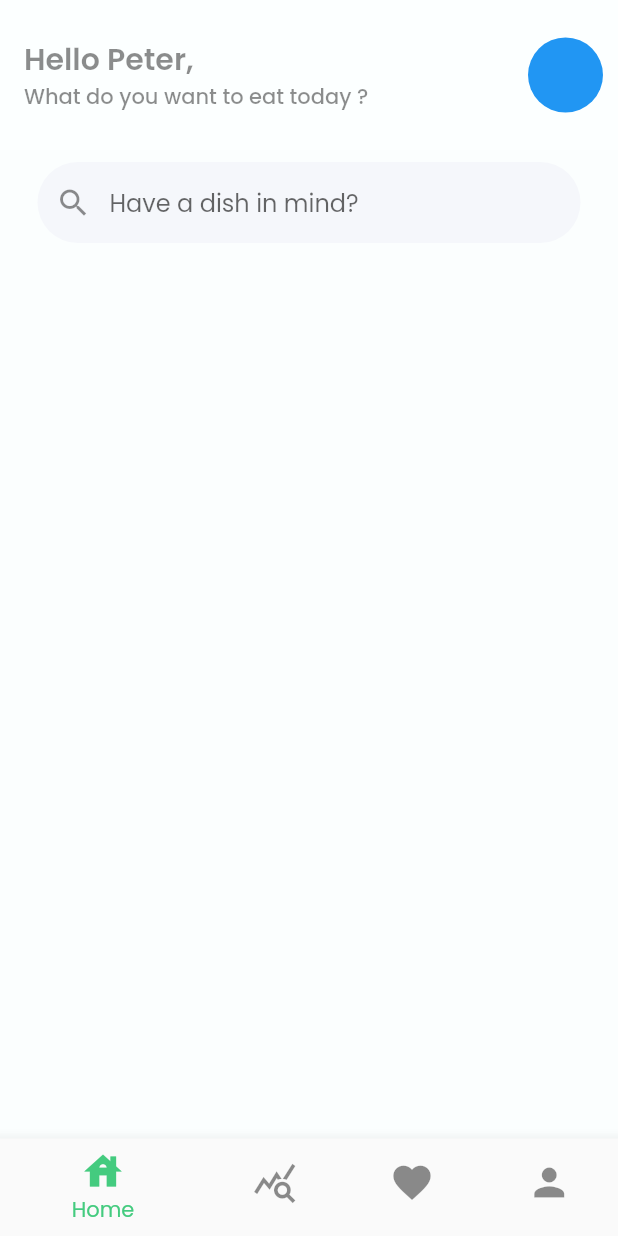
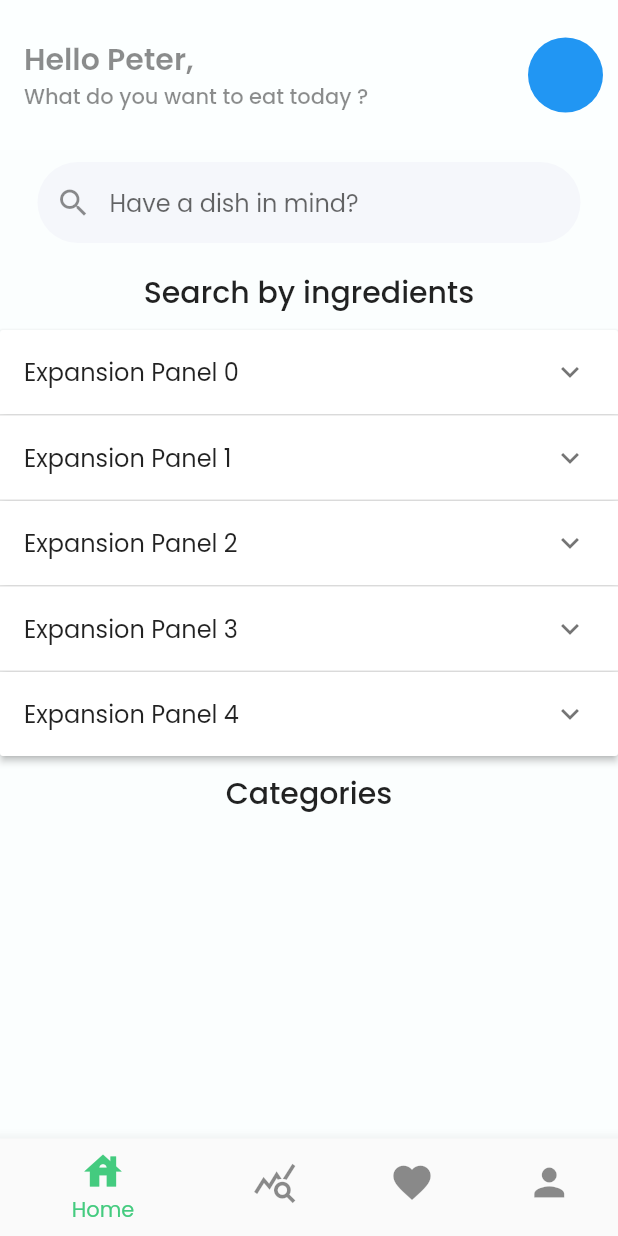
Before and after one commit to MaryemJaouadii/Foody, a Flutter app: the screen it shows after launch, on a phone screen of 412 x 824 dp. Run offline on Flutter 3.47's test engine with Material 2 defaults, Android fonts, the light colour scheme and no system bars; drawn by our look-alikes of searchfield; our stand-ins replace speech_to_text.

Commit message:
search by ingredients feature

```diff
--- /dev/null
+++ b/lib/Components/SearchIngredients.dart
@@ -0,0 +1,36 @@
+import 'package:flutter/material.dart';
+import '../Models/IngredientModel.dart';
+
+class SearchIngredients extends StatefulWidget {
+  const SearchIngredients({Key? key}) : super(key: key);
+
+  @override
+  _SearchIngredientsState createState() => _SearchIngredientsState();
+}
+
+class _SearchIngredientsState extends State<SearchIngredients> {
+  final List<IngredientModel> _items = generateItems(5);
+
+  @override
+  Widget build(BuildContext context) {
+    return Column(
+      children: [
+        const Padding(
+          padding: EdgeInsets.all(10.0),
+          child: Text(
+            "Search by ingredients",
+            style: TextStyle(fontWeight: FontWeight.w500, fontSize: 20.0),
+          ),
+        ),
+        ExpansionPanelList(
+          animationDuration: Duration(milliseconds: 1000),
+          children: getExpansionPanels(_items),
+          expansionCallback: (panelIndex, isExpanded) {
+            _items[panelIndex].isExpanded = !isExpanded;
+            setState(() {});
+          },
+        ),
+      ],
+    );
+  }
+}
--- /dev/null
+++ b/lib/Models/IngredientModel.dart
@@ -0,0 +1,41 @@
+import 'package:flutter/material.dart';
+
+class IngredientModel {
+  int id;
+  bool isExpanded;
+  String headerName;
+  String description;
+
+  IngredientModel({
+    this.id = 0,
+    this.isExpanded = false,
+    this.headerName = "",
+    this.description = "",
+  });
+}
+
+List<IngredientModel> generateItems(int numberOfItems) {
+  return List<IngredientModel>.generate(numberOfItems, (int index) {
+    return IngredientModel(
+      id: index,
+      headerName: 'Expansion Panel $index',
+      description: 'This is body of item number $index',
+    );
+  });
+}
+
+List<ExpansionPanel> getExpansionPanels(List<IngredientModel> _items) {
+  return _items.map<ExpansionPanel>((IngredientModel item) {
+    return ExpansionPanel(
+      headerBuilder: (BuildContext context, bool isExpanded) {
+        return ListTile(
+          title: Text(item.headerName),
+        );
+      },
+      body: ListTile(
+        title: Text(item.description),
+      ),
+      isExpanded: item.isExpanded,
+    );
+  }).toList();
+}
--- a/lib/screens/HomeScreen.dart
+++ b/lib/screens/HomeScreen.dart
@@ -1,12 +1,10 @@
 import 'package:flutter/cupertino.dart';
 import 'package:flutter/material.dart';
 import 'package:searchfield/searchfield.dart';
-import 'package:font_awesome_flutter/font_awesome_flutter.dart';
-
-
+import '../Components/SearchIngredients.dart';
 
 class HomeScreen extends StatefulWidget {
-  static const String id='home';
+  static const String id = 'home';
   const HomeScreen({Key? key}) : super(key: key);
 
   @override
@@ -14,7 +12,7 @@ class HomeScreen extends StatefulWidget {
 }
 
 class _HomeScreenState extends State<HomeScreen> {
-  var myList = ['ABC', 'CDE', 'EFG','HIJ'];
+  var myList = ['ABC', 'CDE', 'EFG', 'HIJ'];
   int _selectedIndex = 0;
 
   void _onItemTapped(int index) {
@@ -25,6 +23,7 @@ class _HomeScreenState extends State<HomeScreen> {
 
   @override
   Widget build(BuildContext context) {
+
     return Scaffold(
       appBar: AppBar(
         backgroundColor: Color(0xFFFCFFFF),
@@ -37,10 +36,16 @@ class _HomeScreenState extends State<HomeScreen> {
             SizedBox(
               height: 100,
             ),
-            Text("Hello Peter,", style: TextStyle(color: Colors.black45, fontWeight: FontWeight.w600 )),
-            Text("What do you want to eat today ?", style: TextStyle(color: Colors.black45,
+            Text("Hello Peter,",
+                style: TextStyle(
+                    color: Colors.black45, fontWeight: FontWeight.w600)),
+            Text(
+              "What do you want to eat today ?",
+              style: TextStyle(
+                  color: Colors.black45,
                   fontWeight: FontWeight.w500,
-                fontSize: 14),),
+                  fontSize: 14),
+            ),
             SizedBox(
               height: 100,
             ),
@@ -70,23 +75,32 @@ class _HomeScreenState extends State<HomeScreen> {
         unselectedItemColor: Colors.black45,
         selectedItemColor: const Color(0xff44cb7f),
         items: const [
-          BottomNavigationBarItem(icon: Icon(Icons.house,),label: "Home"),
-          BottomNavigationBarItem(icon: Icon(Icons.query_stats),label: "Stats"),
-          BottomNavigationBarItem(icon: Icon(Icons.favorite),label: "Favorites"),
-          BottomNavigationBarItem(icon: Icon(Icons.person),label: "Profile"),
+          BottomNavigationBarItem(
+              icon: Icon(
+                Icons.house,
+              ),
+              label: "Home"),
+          BottomNavigationBarItem(
+              icon: Icon(Icons.query_stats), label: "Stats"),
+          BottomNavigationBarItem(
+              icon: Icon(Icons.favorite), label: "Favorites"),
+          BottomNavigationBarItem(icon: Icon(Icons.person), label: "Profile"),
         ],
         currentIndex: _selectedIndex,
         onTap: _onItemTapped,
       ),
-
-      body: ListView(
+      body: SingleChildScrollView(
+        child: Column(
           children: [
             Padding(
-            padding: const EdgeInsets.symmetric(vertical: 8.0, horizontal: 25.0),
+              padding:
+                  const EdgeInsets.symmetric(vertical: 8.0, horizontal: 25.0),
               child: SearchField(
-              suggestions: myList.map(
+                suggestions: myList
+                    .map(
                       (e) => SearchFieldListItem(e),
-                     ).toList(),
+                    )
+                    .toList(),
                 searchInputDecoration: InputDecoration(
                   filled: true,
                   fillColor: Color(0xFFF5F7FB),
@@ -95,14 +109,21 @@ class _HomeScreenState extends State<HomeScreen> {
                   prefixIcon: Icon(Icons.search),
                   border: OutlineInputBorder(
                       borderRadius: BorderRadius.circular(30),
-                  borderSide: BorderSide(style: BorderStyle.none, width: 0.0)
+                      borderSide:
+                          BorderSide(style: BorderStyle.none, width: 0.0)),
                 ),
               ),
             ),
+            SearchIngredients(),
+            const Padding(
+              padding: EdgeInsets.all(10.0),
+              child: Text("Categories",
+                  style:
+                      TextStyle(fontWeight: FontWeight.w500, fontSize: 20.0)),
             )
           ],
         ),
-
+      ),
     );
   }
 }
```
Lines whose indentation alone changed are shown as unchanged.
